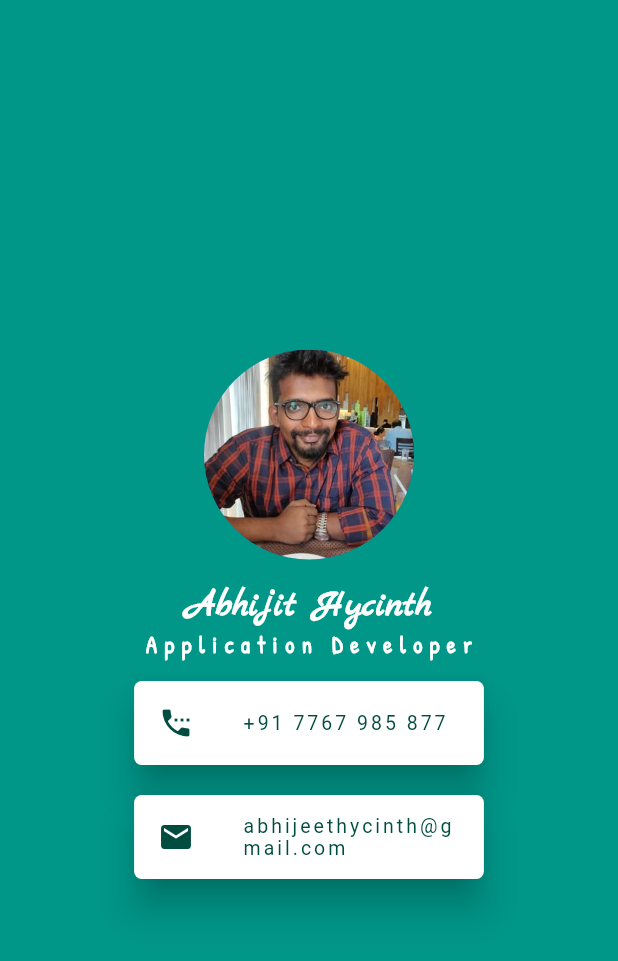
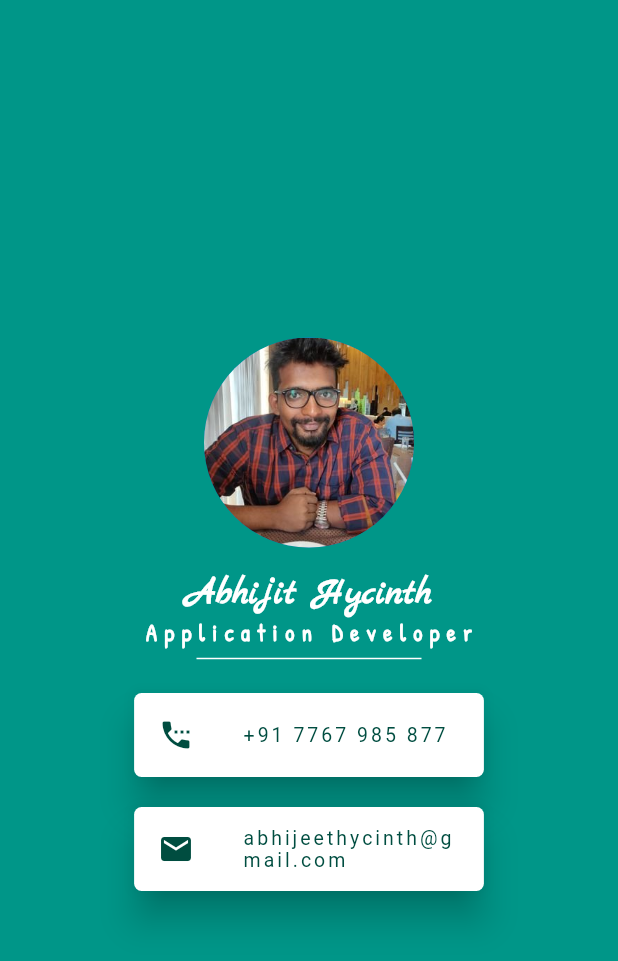
Before and after one commit to AbhijitHycinth/mi_card, a Flutter app: the screen it shows after launch, on a phone screen of 412 x 824 dp. Shown: the top 961 px of the screen. Run offline on Flutter 3.47's test engine with Material 2 defaults, Android fonts, the phone set to English and light mode, and no system bars.

Commit message:
Added Divider

```diff
--- a/lib/MiCard/MiCard.dart
+++ b/lib/MiCard/MiCard.dart
@@ -1,4 +1,5 @@
 import 'package:flutter/material.dart';
+import 'package:mi_card/MiCard/widgets/CardDivider.dart';
 import 'package:mi_card/MiCard/widgets/ContactInfo.dart';
 import 'package:mi_card/MiCard/widgets/Designation.dart';
 import 'package:mi_card/MiCard/widgets/Name.dart';
@@ -29,6 +30,7 @@ class MiCard extends StatelessWidget {
         ),
         Name(fullName: 'Abhijit Hycinth'),
         Designation(role: 'Application Developer'),
+        CardDivider(),
         ContactInfo(
           icon: Icons.settings_phone,
           contactDetail: "+91 7767 985 877",
--- /dev/null
+++ b/lib/MiCard/widgets/CardDivider.dart
@@ -0,0 +1,14 @@
+import 'package:flutter/material.dart';
+
+class CardDivider extends StatelessWidget {
+  @override
+  Widget build(BuildContext context) {
+    return SizedBox(
+      width: 150,
+      child: Divider(
+        color: Colors.white,
+        thickness: 1,
+      ),
+    );
+  }
+}
```
